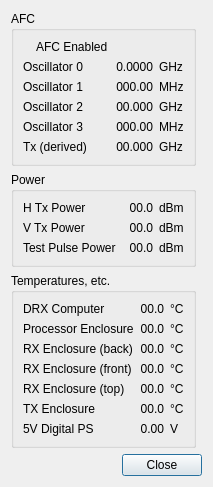
Qt form src/ka_gui/KadrxMonitorDetails.ui (NCAR/Ka-band_instrument) before a commit.
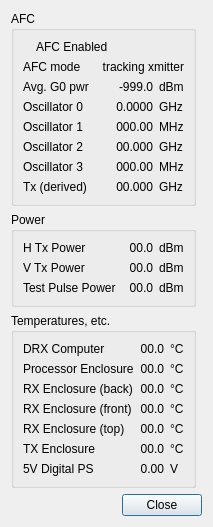
The same form after that commit. Icons and pictures are not drawn.

Commit message: Add AFC details to status and show them in the GUI

What changed in the file:
```diff
--- a/src/ka_gui/KadrxMonitorDetails.ui
+++ b/src/ka_gui/KadrxMonitorDetails.ui
@@ -7,7 +7,7 @@
     <x>0</x>
     <y>0</y>
     <width>207</width>
-    <height>449</height>
+    <height>487</height>
    </rect>
   </property>
   <property name="windowTitle">
@@ -428,28 +428,28 @@
          <property name="margin">
           <number>0</number>
          </property>
-         <item row="3" column="2">
+         <item row="5" column="2">
           <widget class="QLabel" name="osc3FreqUnits">
            <property name="text">
             <string>MHz</string>
            </property>
           </widget>
          </item>
-         <item row="1" column="0">
+         <item row="3" column="0">
           <widget class="QLabel" name="osc1FreqLabel">
            <property name="text">
             <string>Oscillator 1</string>
            </property>
           </widget>
          </item>
-         <item row="2" column="2">
+         <item row="4" column="2">
           <widget class="QLabel" name="osc2FreqUnits">
            <property name="text">
             <string>GHz</string>
            </property>
           </widget>
          </item>
-         <item row="2" column="1">
+         <item row="4" column="1">
           <widget class="QLabel" name="osc2FreqValue">
            <property name="sizePolicy">
             <sizepolicy hsizetype="MinimumExpanding" vsizetype="Preferred">
@@ -465,7 +465,7 @@
            </property>
           </widget>
          </item>
-         <item row="0" column="1">
+         <item row="2" column="1">
           <widget class="QLabel" name="osc0FreqValue">
            <property name="sizePolicy">
             <sizepolicy hsizetype="MinimumExpanding" vsizetype="Preferred">
@@ -481,28 +481,28 @@
            </property>
           </widget>
          </item>
-         <item row="1" column="2">
+         <item row="3" column="2">
           <widget class="QLabel" name="osc1FreqUnits">
            <property name="text">
             <string>MHz</string>
            </property>
           </widget>
          </item>
-         <item row="2" column="0">
+         <item row="4" column="0">
           <widget class="QLabel" name="osc2FreqLabel">
            <property name="text">
             <string>Oscillator 2</string>
            </property>
           </widget>
          </item>
-         <item row="0" column="2">
+         <item row="2" column="2">
           <widget class="QLabel" name="osc0FreqUnits">
            <property name="text">
             <string>GHz</string>
            </property>
           </widget>
          </item>
-         <item row="3" column="1">
+         <item row="5" column="1">
           <widget class="QLabel" name="osc3FreqValue">
            <property name="sizePolicy">
             <sizepolicy hsizetype="MinimumExpanding" vsizetype="Preferred">
@@ -518,21 +518,21 @@
            </property>
           </widget>
          </item>
-         <item row="0" column="0">
+         <item row="2" column="0">
           <widget class="QLabel" name="osc0FreqLabel">
            <property name="text">
             <string>Oscillator 0</string>
            </property>
           </widget>
          </item>
-         <item row="3" column="0">
+         <item row="5" column="0">
           <widget class="QLabel" name="osc3FreqLabel">
            <property name="text">
             <string>Oscillator 3</string>
            </property>
           </widget>
          </item>
-         <item row="1" column="1">
+         <item row="3" column="1">
           <widget class="QLabel" name="osc1FreqValue">
            <property name="sizePolicy">
             <sizepolicy hsizetype="MinimumExpanding" vsizetype="Preferred">
@@ -548,14 +548,14 @@
            </property>
           </widget>
          </item>
-         <item row="4" column="0">
+         <item row="6" column="0">
           <widget class="QLabel" name="derivedTxFreqLabel">
            <property name="text">
             <string>Tx (derived)</string>
            </property>
           </widget>
          </item>
-         <item row="4" column="1">
+         <item row="6" column="1">
           <widget class="QLabel" name="derivedTxFreqValue">
            <property name="sizePolicy">
             <sizepolicy hsizetype="MinimumExpanding" vsizetype="Preferred">
@@ -571,13 +571,54 @@
            </property>
           </widget>
          </item>
-         <item row="4" column="2">
+         <item row="6" column="2">
           <widget class="QLabel" name="derivedTxFreqUnits">
            <property name="text">
             <string>GHz</string>
            </property>
           </widget>
          </item>
+         <item row="0" column="0">
+          <widget class="QLabel" name="afcModeLabel">
+           <property name="text">
+            <string>AFC mode</string>
+           </property>
+          </widget>
+         </item>
+         <item row="0" column="1" colspan="2">
+          <widget class="QLabel" name="afcModeValue">
+           <property name="text">
+            <string>tracking xmitter</string>
+           </property>
+           <property name="alignment">
+            <set>Qt::AlignRight|Qt::AlignTrailing|Qt::AlignVCenter</set>
+           </property>
+          </widget>
+         </item>
+         <item row="1" column="0">
+          <widget class="QLabel" name="g0PowerLabel">
+           <property name="text">
+            <string>Avg. G0 pwr</string>
+           </property>
+          </widget>
+         </item>
+         <item row="1" column="1">
+          <widget class="QLabel" name="g0PowerValue">
+           <property name="text">
+            <string>-999.0</string>
+           </property>
+           <property name="alignment">
+            <set>Qt::AlignRight|Qt::AlignTrailing|Qt::AlignVCenter</set>
+           </property>
+          </widget>
+         </item>
+         <item row="1" column="2">
+          <widget class="QLabel" name="g0PowerUnits">
+           <property name="text">
+            <string>dBm</string>
+           </property>
+          </widget>
+         </item>
         </layout>
        </widget>
       </item>
```
The commit also changes 8 other files.
